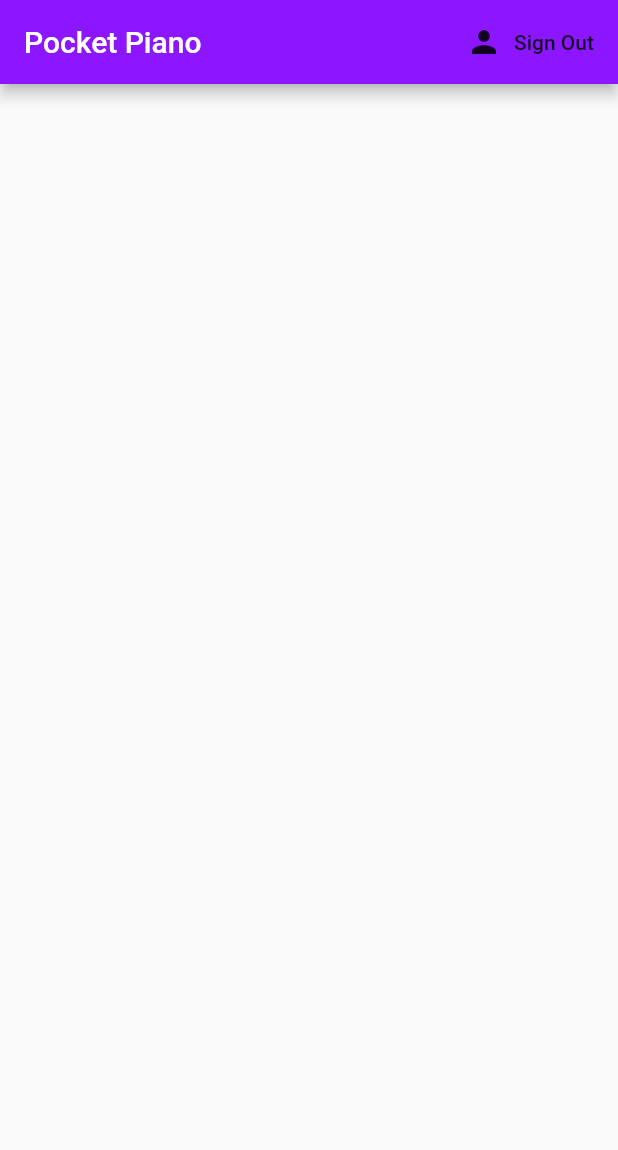
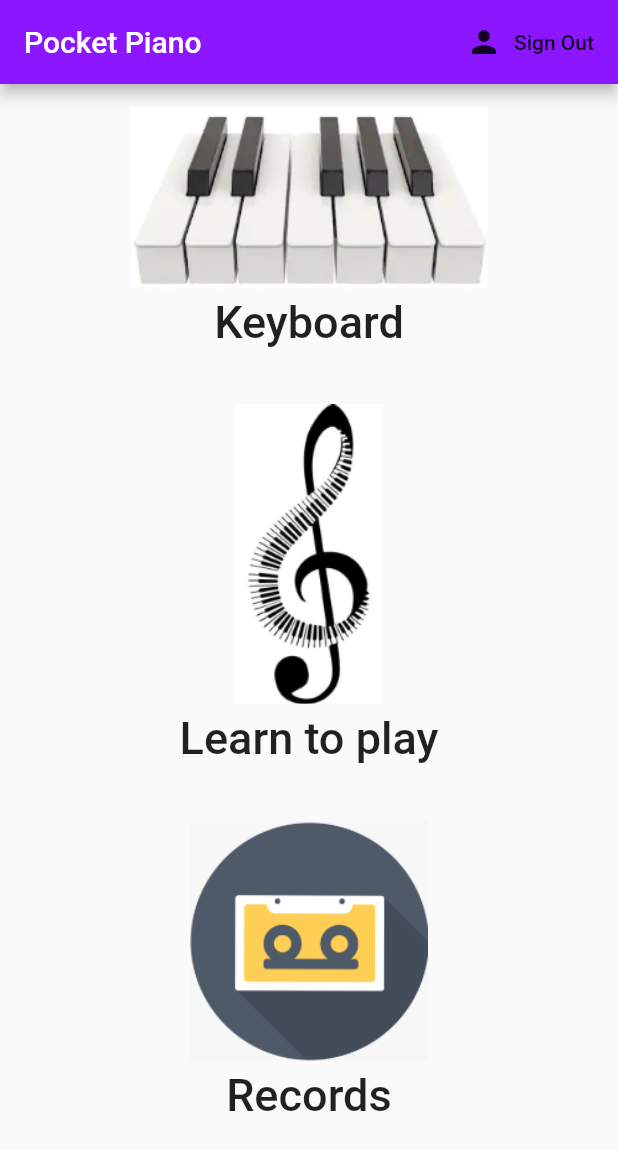
Before and after one commit to 0xivanov/pocket-piano, a Flutter app: the screen it shows once a user with an empty profile is signed in, on a phone screen of 412 x 824 dp. Shown: the top 1150 px of the screen. Run offline on Flutter 3.47's test engine with Material 2 defaults, Android fonts, the phone set to English and light mode, and no system bars; our stand-ins replace circular_check_box, firebase_auth; accounts and stored records are empty.

Commit message:
another change

```diff
--- a/pocket_piano/lib/Screens/Home/Home.dart
+++ b/pocket_piano/lib/Screens/Home/Home.dart
@@ -25,6 +25,81 @@ class _HomeState extends State<Home> {
           )
         ],
       ),
+      body: Column(
+        children: <Widget>[
+          Center(
+            child: Container(
+              width: 300.0,
+              padding: EdgeInsets.all(15.0),
+              child: FlatButton(
+                onPressed: () {},
+                child: Column(
+                  children: <Widget>[
+                    Image(image: AssetImage('assets/piano.png')),
+                    SizedBox(height: 5.0,),
+                    Text(
+                      "Keyboard",
+                      style: TextStyle(
+                        fontSize: 30.0
+                      ),
+                    )
+                  ],
+                ),
+              ),
+            ),
+          ),
+          Center(
+            child: Container(
+              width: 235.0,
+              height: 300.0,
+              padding: EdgeInsets.symmetric(vertical: 22.0, horizontal: 15.0),
+              child: FlatButton(
+                onPressed: () {},
+                child: Column(
+                  children: <Widget>[
+                    Container(
+                      height: 200.0,
+                      child: Image(image: AssetImage('assets/Note.png'))
+                    ),
+                    SizedBox(height: 5.0,),
+                    Text(
+                      "Learn to play",
+                      style: TextStyle(
+                        fontSize: 30.0
+                      ),
+                    )
+                  ],
+                ),
+              ),
+            ),
+          ),
+          Center(
+            child: Container(
+              width: 220.0,
+              height: 220.0,
+              padding: EdgeInsets.all(0.0),
+              child: FlatButton(
+                onPressed: () {},
+                child: Column(
+                  children: <Widget>[
+                    Container(
+                      height: 160.0,
+                      child: Image(image: AssetImage('assets/records.png'))
+                    ),
+                    SizedBox(height: 5.0,),
+                    Text(
+                      "Records",
+                      style: TextStyle(
+                        fontSize: 30.0
+                      ),
+                    )
+                  ],
+                ),
+              ),
+            ),
+          ),
+        ],
+      ),
     );
   }
 }
--- a/pocket_piano/pubspec.yaml
+++ b/pocket_piano/pubspec.yaml
@@ -24,3 +24,5 @@ flutter:
     - family: Poppins
       fonts:
         - asset: fonts/Poppins-Regular.ttf
+  assets:
+    - assets/
```
Also changed, not shown: pocket_piano/assets/Note.png (added), pocket_piano/assets/piano.png (added), pocket_piano/assets/records.png (added).
